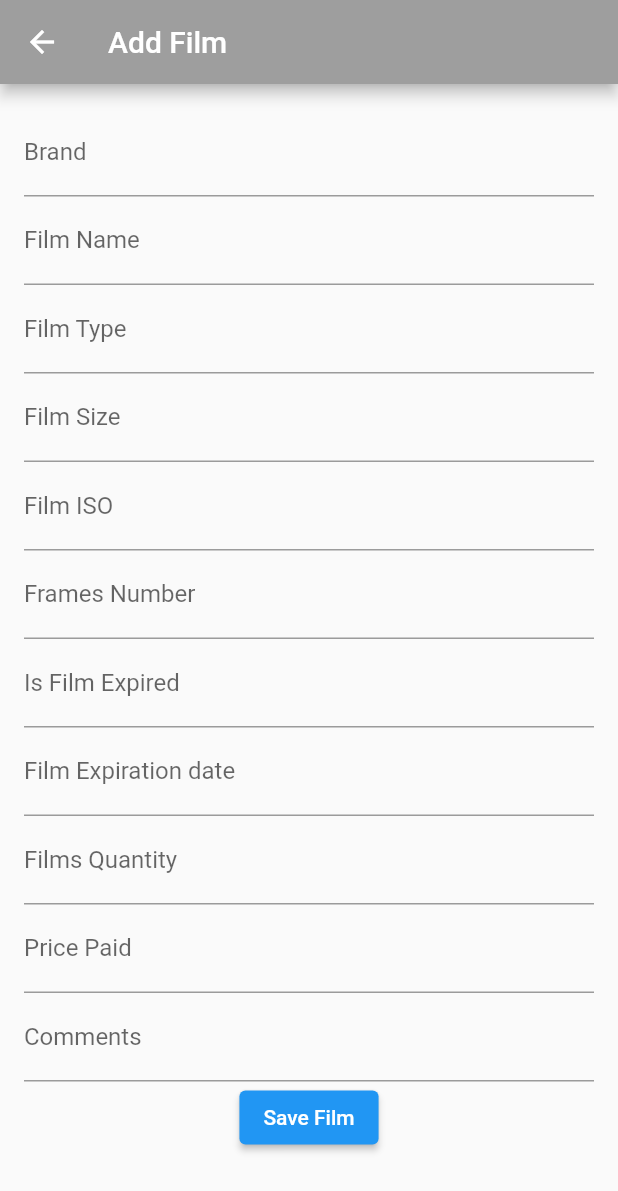
After one commit to AlexGuoussatchok/analog_faith, a Flutter app: the AddFilmScreen screen opened by its route, on a phone screen of 412 x 824 dp. The commit adds this screen. Shown: the top 1191 px of the screen. Run offline on Flutter 3.47's test engine with Material 2 defaults, Android fonts, the phone set to English and light mode, and no system bars; our stand-ins replace sqflite; accounts and stored records are empty.

Commit message:
+ add film screen initial commit

```diff
--- a/lib/main.dart
+++ b/lib/main.dart
@@ -5,6 +5,8 @@ import 'package:analog_faith/screens/home_screen.dart';
 import 'package:analog_faith/screens/inventory_screen.dart';
 import 'package:analog_faith/screens/my_cameras_screen.dart';
 import 'package:analog_faith/screens/add_camera_screen.dart';
+import 'package:analog_faith/screens/my_films_screen.dart';
+import 'package:analog_faith/screens/add_film_screen.dart';
 
 void main() {
   runApp(const AnalogFaithApp());
@@ -28,6 +30,9 @@ class AnalogFaithApp extends StatelessWidget {
         '/inventory/add_camera': (context) => const AddCameraScreen(),
         '/inventory/my_lenses': (context) => const MyLensesScreen(),
         '/inventory/add_lens': (context) => const AddLensesScreen(),
+        '/inventory/my_films': (context) => const MyFilmsScreen(),
+        '/inventory/add_film': (context) => const AddFilmScreen(),
+
         // Define other routes as needed
       },
       initialRoute: '/',
--- /dev/null
+++ b/lib/screens/add_film_screen.dart
@@ -0,0 +1,108 @@
+import 'package:flutter/material.dart';
+
+class AddFilmScreen extends StatefulWidget {
+  const AddFilmScreen({Key? key}) : super(key: key);
+
+  @override
+  _AddFilmScreenState createState() => _AddFilmScreenState();
+}
+
+class _AddFilmScreenState extends State<AddFilmScreen> {
+  TextEditingController brandController = TextEditingController();
+  TextEditingController nameController = TextEditingController();
+  TextEditingController filmTypeController = TextEditingController();
+  TextEditingController filmSizeController = TextEditingController();
+  TextEditingController isoController = TextEditingController();
+  TextEditingController framesNumberController = TextEditingController();
+  TextEditingController filmExpiredController = TextEditingController();
+  TextEditingController expirationDateController = TextEditingController();
+  TextEditingController quantityController = TextEditingController();
+  TextEditingController pricePaidController = TextEditingController();
+  TextEditingController commentsController = TextEditingController();
+
+  @override
+  Widget build(BuildContext context) {
+    return Scaffold(
+      appBar: AppBar(
+        title: const Text('Add Film'),
+        backgroundColor: Colors.grey,
+      ),
+      body: SingleChildScrollView(
+        padding: const EdgeInsets.all(16.0),
+        child: Column(
+          children: <Widget>[
+            TextFormField(
+              controller: brandController,
+              decoration: const InputDecoration(labelText: 'Brand'),
+            ),
+            TextFormField(
+              controller: nameController,
+              decoration: const InputDecoration(labelText: 'Film Name'),
+            ),
+            TextFormField(
+              controller: filmTypeController,
+              decoration: const InputDecoration(labelText: 'Film Type'),
+            ),
+            TextFormField(
+              controller: filmSizeController,
+              decoration: const InputDecoration(labelText: 'Film Size'),
+            ),
+            TextFormField(
+              controller: isoController,
+              decoration: const InputDecoration(labelText: 'Film ISO'),
+              ),
+            TextFormField(
+              controller: framesNumberController,
+              decoration: const InputDecoration(labelText: 'Frames Number'),
+            ),
+            TextFormField(
+              controller: filmExpiredController,
+              decoration: const InputDecoration(labelText: 'Is Film Expired'),
+            ),
+            TextFormField(
+              controller: expirationDateController,
+              decoration: const InputDecoration(labelText: 'Film Expiration date'),
+            ),
+            TextFormField(
+              controller: quantityController,
+              decoration: const InputDecoration(labelText: 'Films Quantity'),
+            ),
+            TextFormField(
+              controller: pricePaidController,
+              decoration: const InputDecoration(labelText: 'Price Paid'),
+            ),
+            TextFormField(
+              controller: commentsController,
+              decoration: const InputDecoration(labelText: 'Comments'),
+            ),
+
+            ElevatedButton(
+              onPressed: () {
+                // Add film to the database or perform the desired action
+                // You can access the entered values using nameController.text and formatController.text
+                // Add your logic here
+              },
+              child: const Text('Save Film'),
+            ),
+          ],
+        ),
+      ),
+    );
+  }
+
+  @override
+  void dispose() {
+    brandController.dispose();
+    nameController.dispose();
+    filmTypeController.dispose();
+    filmSizeController.dispose();
+    isoController.dispose();
+    framesNumberController.dispose();
+    filmExpiredController.dispose();
+    expirationDateController.dispose();
+    quantityController.dispose();
+    pricePaidController.dispose();
+    commentsController.dispose();
+    super.dispose();
+  }
+}
--- /dev/null
+++ b/lib/screens/my_films_screen.dart
@@ -0,0 +1,65 @@
+import 'package:flutter/material.dart';
+import 'package:analog_faith/database_helper/inventory_database_helper.dart';
+
+class MyFilmsScreen extends StatefulWidget {
+  const MyFilmsScreen({Key? key}) : super(key: key);
+
+  @override
+  _MyFilmsScreenState createState() => _MyFilmsScreenState();
+}
+
+class _MyFilmsScreenState extends State<MyFilmsScreen> {
+  final InventoryDatabaseHelper databaseHelper = InventoryDatabaseHelper();
+
+  List<Map<String, dynamic>> films = [];
+
+  // @override
+  // void initState() {
+  //   super.initState();
+  //   fetchFilms();
+  // }
+  //
+  // Future<void> fetchFilms() async {
+  //   final filmList = await databaseHelper.getFilms();
+  //   setState(() {
+  //     films = filmList;
+  //   });
+  // }
+
+  @override
+  Widget build(BuildContext context) {
+    return Scaffold(
+      appBar: AppBar(
+        title: const Text('My Films'),
+        backgroundColor: Colors.grey,
+        actions: [
+          PopupMenuButton<String>(
+            onSelected: (value) {
+              if (value == 'add_film') {
+                Navigator.pushNamed(context, '/inventory/add_film');
+              }
+            },
+            itemBuilder: (BuildContext context) {
+              return <PopupMenuEntry<String>>[
+                const PopupMenuItem<String>(
+                  value: 'add_film',
+                  child: Text('Add Film'),
+                ),
+              ];
+            },
+          ),
+        ],
+      ),
+      body: ListView.builder(
+        itemCount: films.length,
+        itemBuilder: (context, index) {
+          final film = films[index];
+          return ListTile(
+            title: Text(film['name'] ?? ''),
+            subtitle: Text(film['format'] ?? ''),
+          );
+        },
+      ),
+    );
+  }
+}
```
Also changed, not shown: lib/database_helper/inventory_database_helper.dart (+4 -3 lines).
